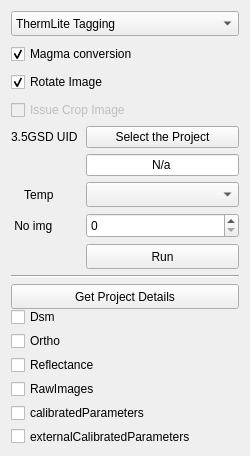
Qt form windows/ImageTagging.ui (sensehawk/qgis_plugin) before a commit.
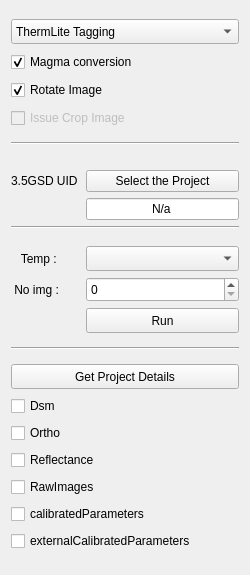
The same form after that commit. Custom widgets are drawn as their Qt base class.

Commit message: image tagging widget re-design

What changed in the file:
```diff
--- a/windows/ImageTagging.ui
+++ b/windows/ImageTagging.ui
@@ -7,7 +7,7 @@
     <x>0</x>
     <y>0</y>
     <width>250</width>
-    <height>456</height>
+    <height>575</height>
    </rect>
   </property>
   <property name="sizePolicy">
@@ -25,8 +25,8 @@
   <property name="windowTitle">
    <string>Form</string>
   </property>
-  <layout class="QGridLayout" name="gridLayout_2">
-   <item row="0" column="0">
+  <layout class="QVBoxLayout" name="verticalLayout_3">
+   <item>
     <layout class="QVBoxLayout" name="verticalLayout">
      <property name="spacing">
       <number>8</number>
@@ -118,53 +118,19 @@
      </item>
     </layout>
    </item>
-   <item row="1" column="0">
+   <item>
+    <widget class="Line" name="line_2">
+     <property name="orientation">
+      <enum>Qt::Horizontal</enum>
+     </property>
+    </widget>
+   </item>
+   <item>
     <layout class="QGridLayout" name="gridLayout">
      <property name="horizontalSpacing">
       <number>8</number>
      </property>
-     <item row="4" column="1">
-      <widget class="QPushButton" name="tag_button">
-       <property name="sizePolicy">
-        <sizepolicy hsizetype="Expanding" vsizetype="Fixed">
-         <horstretch>0</horstretch>
-         <verstretch>0</verstretch>
-        </sizepolicy>
-       </property>
-       <property name="minimumSize">
-        <size>
-         <width>0</width>
-         <height>25</height>
-        </size>
-       </property>
-       <property name="maximumSize">
-        <size>
-         <width>16777215</width>
-         <height>16777215</height>
-        </size>
-       </property>
-       <property name="text">
-        <string>Run</string>
-       </property>
-       <property name="checkable">
-        <bool>true</bool>
-       </property>
-      </widget>
-     </item>
-     <item row="0" column="0">
-      <widget class="QLabel" name="opt_uid_txt">
-       <property name="sizePolicy">
-        <sizepolicy hsizetype="Fixed" vsizetype="Fixed">
-         <horstretch>0</horstretch>
-         <verstretch>0</verstretch>
-        </sizepolicy>
-       </property>
-       <property name="text">
-        <string>3.5GSD UID</string>
-       </property>
-      </widget>
-     </item>
-     <item row="0" column="1">
+     <item row="1" column="1">
       <widget class="QPushButton" name="addl_projectuid_button">
        <property name="sizePolicy">
         <sizepolicy hsizetype="Expanding" vsizetype="Fixed">
@@ -177,21 +143,59 @@
        </property>
       </widget>
      </item>
-     <item row="2" column="0">
+     <item row="5" column="1">
+      <widget class="QComboBox" name="temp_option">
+       <property name="enabled">
+        <bool>true</bool>
+       </property>
+       <property name="sizePolicy">
+        <sizepolicy hsizetype="Preferred" vsizetype="Fixed">
+         <horstretch>0</horstretch>
+         <verstretch>0</verstretch>
+        </sizepolicy>
+       </property>
+       <property name="minimumSize">
+        <size>
+         <width>0</width>
+         <height>25</height>
+        </size>
+       </property>
+       <property name="maximumSize">
+        <size>
+         <width>16777215</width>
+         <height>16777215</height>
+        </size>
+       </property>
+      </widget>
+     </item>
+     <item row="5" column="0">
       <widget class="QLabel" name="label">
        <property name="text">
-        <string>    Temp</string>
+        <string>   Temp :</string>
        </property>
       </widget>
      </item>
-     <item row="3" column="0">
-      <widget class="QLabel" name="label_2">
+     <item row="3" column="0" colspan="2">
+      <widget class="Line" name="line_3">
+       <property name="orientation">
+        <enum>Qt::Horizontal</enum>
+       </property>
+      </widget>
+     </item>
+     <item row="0" column="0" colspan="2">
+      <widget class="QLabel" name="label_3">
+       <property name="maximumSize">
+        <size>
+         <width>16777215</width>
+         <height>5</height>
+        </size>
+       </property>
        <property name="text">
-        <string> No img</string>
+        <string/>
        </property>
       </widget>
      </item>
-     <item row="3" column="1">
+     <item row="6" column="1">
       <widget class="QgsSpinBox" name="No_images">
        <property name="minimumSize">
         <size>
@@ -201,32 +205,55 @@
        </property>
       </widget>
      </item>
+     <item row="6" column="0">
+      <widget class="QLabel" name="label_2">
+       <property name="text">
+        <string> No img :</string>
+       </property>
+      </widget>
+     </item>
+     <item row="1" column="0">
+      <widget class="QLabel" name="opt_uid_txt">
+       <property name="sizePolicy">
+        <sizepolicy hsizetype="Fixed" vsizetype="Fixed">
+         <horstretch>0</horstretch>
+         <verstretch>0</verstretch>
+        </sizepolicy>
+       </property>
+       <property name="text">
+        <string>3.5GSD UID</string>
+       </property>
+      </widget>
+     </item>
+     <item row="7" column="1">
+      <widget class="QPushButton" name="tag_button">
+       <property name="sizePolicy">
+        <sizepolicy hsizetype="Expanding" vsizetype="Fixed">
+         <horstretch>0</horstretch>
+         <verstretch>0</verstretch>
+        </sizepolicy>
+       </property>
+       <property name="minimumSize">
+        <size>
+         <width>0</width>
+         <height>25</height>
+        </size>
+       </property>
+       <property name="maximumSize">
+        <size>
+         <width>16777215</width>
+         <height>16777215</height>
+        </size>
+       </property>
+       <property name="text">
+        <string>Run</string>
+       </property>
+       <property name="checkable">
+        <bool>true</bool>
+       </property>
+      </widget>
+     </item>
      <item row="2" column="1">
-      <widget class="QComboBox" name="temp_option">
-       <property name="enabled">
-        <bool>true</bool>
-       </property>
-       <property name="sizePolicy">
-        <sizepolicy hsizetype="Preferred" vsizetype="Fixed">
-         <horstretch>0</horstretch>
-         <verstretch>0</verstretch>
-        </sizepolicy>
-       </property>
-       <property name="minimumSize">
-        <size>
-         <width>0</width>
-         <height>25</height>
-        </size>
-       </property>
-       <property name="maximumSize">
-        <size>
-         <width>16777215</width>
-         <height>16777215</height>
-        </size>
-       </property>
-      </widget>
-     </item>
-     <item row="1" column="1">
       <widget class="QLineEdit" name="addl_projectuid">
        <property name="enabled">
         <bool>true</bool>
@@ -242,17 +269,39 @@
        </property>
       </widget>
      </item>
+     <item row="4" column="0" colspan="2">
+      <widget class="QLabel" name="label_4">
+       <property name="minimumSize">
+        <size>
+         <width>10</width>
+         <height>0</height>
+        </size>
+       </property>
+       <property name="maximumSize">
+        <size>
+         <width>16777215</width>
+         <height>5</height>
+        </size>
+       </property>
+       <property name="text">
+        <string/>
+       </property>
+      </widget>
+     </item>
     </layout>
    </item>
-   <item row="2" column="0">
+   <item>
     <widget class="Line" name="line">
      <property name="orientation">
       <enum>Qt::Horizontal</enum>
      </property>
     </widget>
    </item>
-   <item row="3" column="0">
+   <item>
     <layout class="QVBoxLayout" name="verticalLayout_2">
+     <property name="spacing">
+      <number>7</number>
+     </property>
      <item>
       <widget class="QPushButton" name="project_details_button">
        <property name="sizePolicy">
```
The commit also changes 5 other files.
